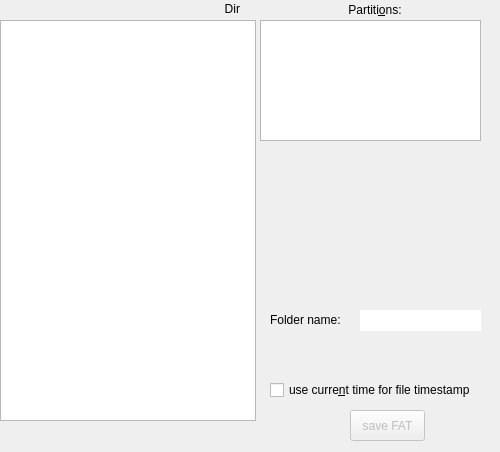
First picture: the form in gemddlg.ui, repository frankheisig71/drimg, before the edit.
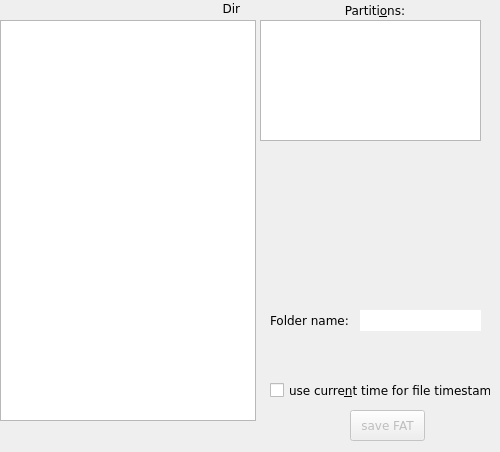
Second picture: the form after the edit. Icons and pictures are not drawn.

Patch:
```diff
--- a/gemddlg.ui
+++ b/gemddlg.ui
@@ -22,6 +22,11 @@
     <height>452</height>
    </size>
   </property>
+  <property name="font">
+   <font>
+    <family>DejaVu Sans</family>
+   </font>
+  </property>
   <property name="windowTitle">
    <string>GemDOS file browser &amp; transfer</string>
   </property>
@@ -54,6 +59,11 @@
      <height>20</height>
     </rect>
    </property>
+   <property name="font">
+    <font>
+     <family>DejaVu Sans</family>
+    </font>
+   </property>
    <property name="text">
     <string>Folder name:</string>
    </property>
@@ -102,6 +112,11 @@
      <height>20</height>
     </rect>
    </property>
+   <property name="font">
+    <font>
+     <family>DejaVu Sans</family>
+    </font>
+   </property>
    <property name="text">
     <string>use curre&amp;nt time for file timestamp</string>
    </property>
@@ -118,6 +133,11 @@
      <height>20</height>
     </rect>
    </property>
+   <property name="font">
+    <font>
+     <family>DejaVu Sans</family>
+    </font>
+   </property>
    <property name="text">
     <string>Partiti&amp;ons:</string>
    </property>
@@ -137,6 +157,11 @@
      <height>17</height>
     </rect>
    </property>
+   <property name="font">
+    <font>
+     <family>DejaVu Sans</family>
+    </font>
+   </property>
    <property name="text">
     <string>Dir</string>
    </property>
@@ -479,6 +504,11 @@
      <height>31</height>
     </rect>
    </property>
+   <property name="font">
+    <font>
+     <family>DejaVu Sans</family>
+    </font>
+   </property>
    <property name="text">
     <string>save FAT</string>
    </property>
```
Left out of the diff: 27 changed lines with no effect on the pictures.
